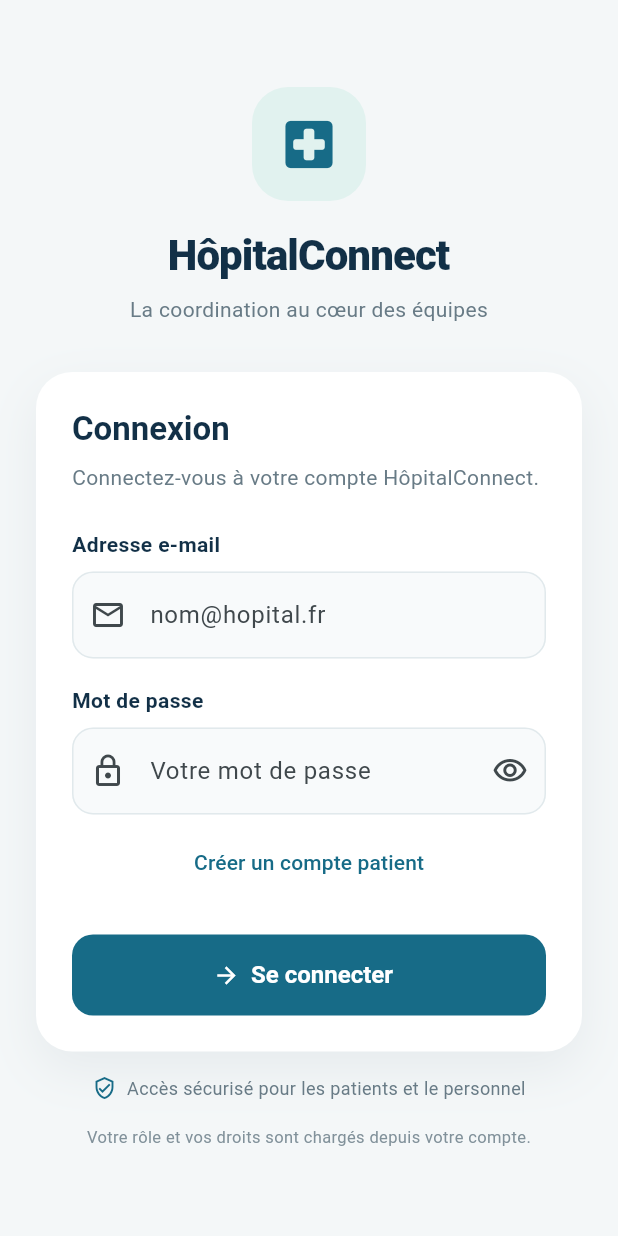
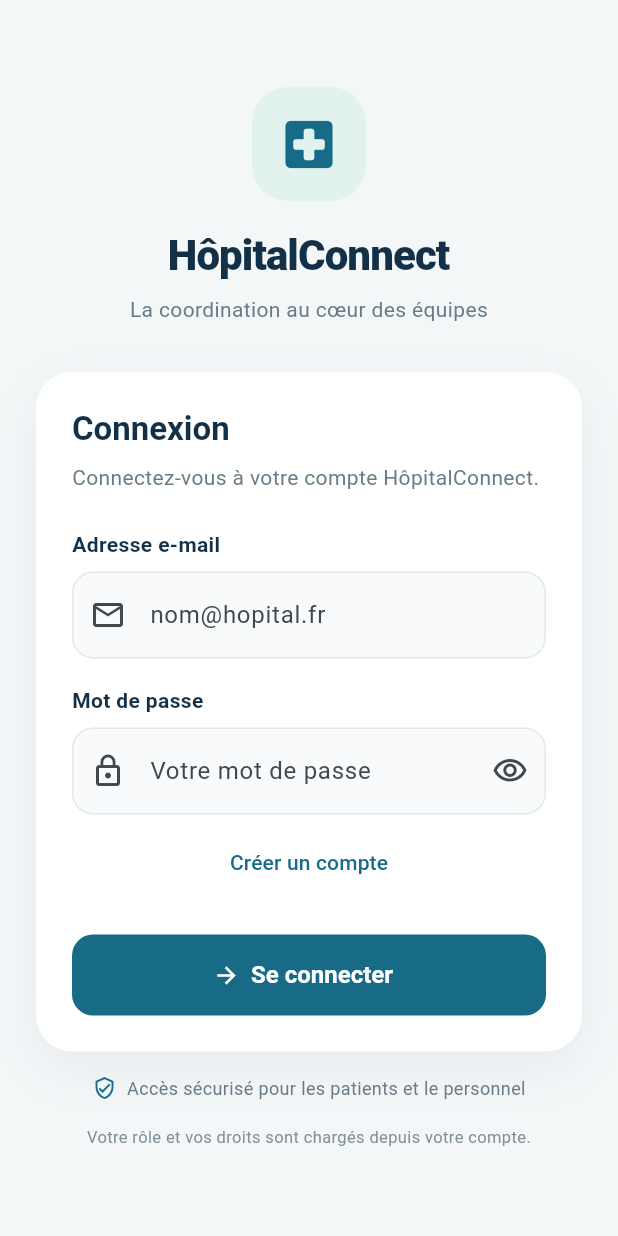
Before and after one commit to Meriemelghali/ProjetMobile4CS-SDE2, a Flutter app: the screen it shows after launch, on a phone screen of 412 x 824 dp. Run offline on Flutter 3.47's test engine with Material 3 defaults, Android fonts, the phone set to English and light mode, and no system bars; our stand-ins replace qr_flutter, share_plus, shared_preferences.

Commit message:
modification login page

```diff
--- a/hopital_connect/lib/features/auth/presentation/login_page.dart
+++ b/hopital_connect/lib/features/auth/presentation/login_page.dart
@@ -175,7 +175,7 @@ class _LoginPageState extends State<LoginPage> {
                           const SizedBox(height: 8),
                           TextButton(
                             onPressed: _isSigningIn ? null : _openRegistration,
-                            child: const Text('Créer un compte patient'),
+                            child: const Text('Créer un compte'),
                           ),
                           const SizedBox(height: 24),
                           FilledButton.icon(
```
Also changed, not shown: 1 other file.
